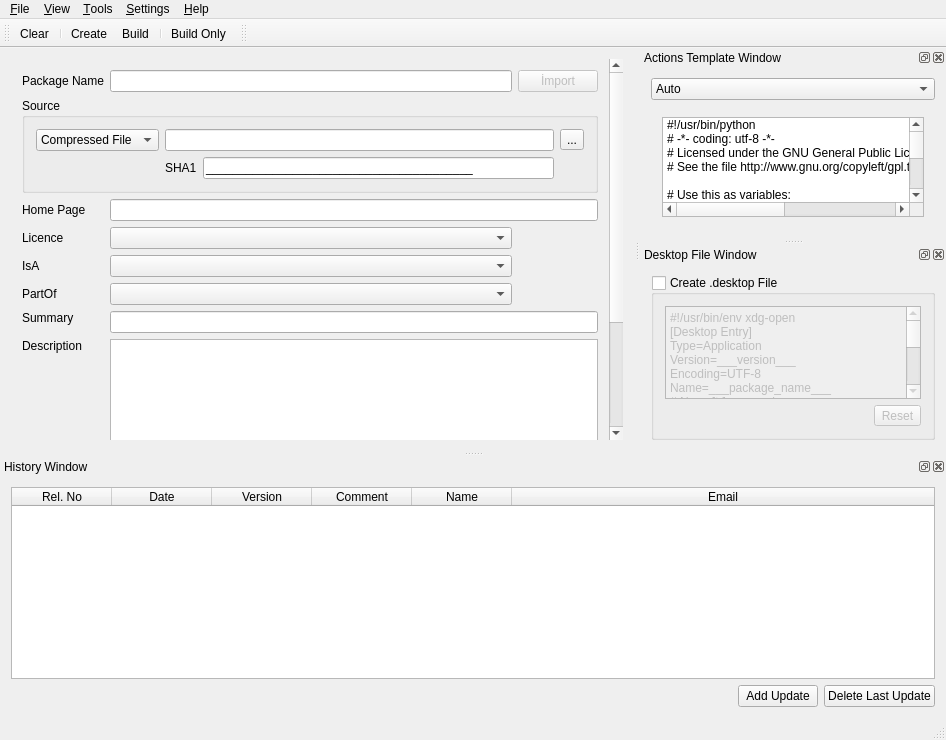
Qt form mainwindow.ui (huseyinkozan/PiSiDo) before a commit.
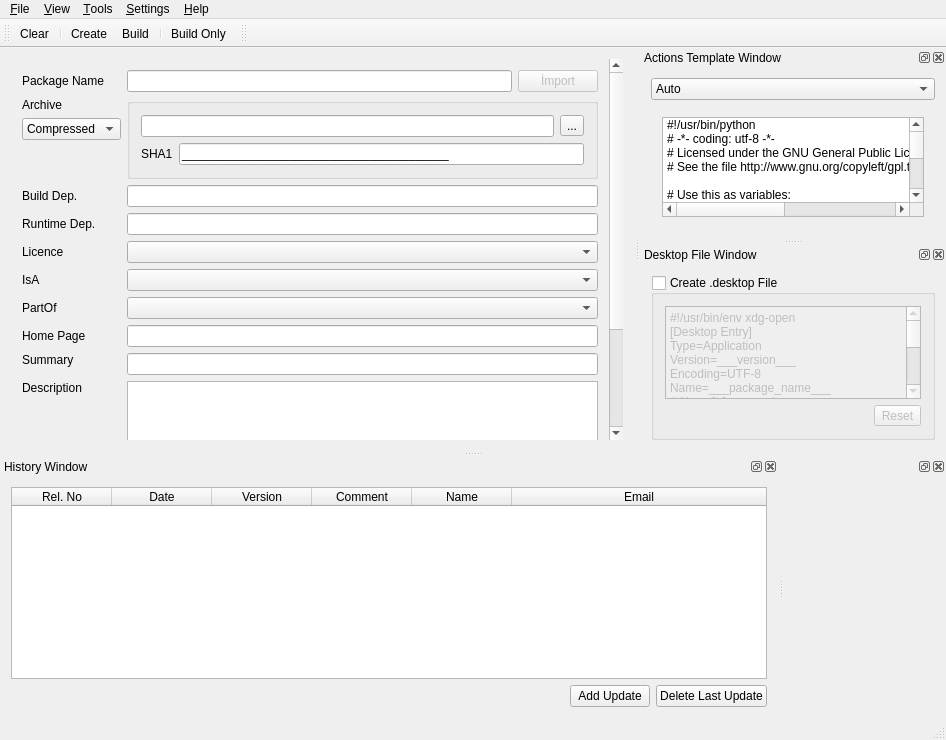
The same form after that commit. Custom widgets are drawn as their Qt base class.

Patch:
```diff
--- a/mainwindow.ui
+++ b/mainwindow.ui
@@ -14,7 +14,7 @@
    <string>PiSiDo</string>
   </property>
   <widget class="QWidget" name="centralWidget">
-   <layout class="QVBoxLayout" name="verticalLayout">
+   <layout class="QHBoxLayout" name="horizontalLayout">
     <item>
      <widget class="QScrollArea" name="scrollArea">
       <property name="frameShape">
@@ -35,18 +35,140 @@
          <x>0</x>
          <y>0</y>
          <width>615</width>
-         <height>544</height>
+         <height>532</height>
         </rect>
        </property>
        <layout class="QGridLayout" name="gridLayout">
-        <item row="3" column="0">
+        <item row="0" column="1">
+         <layout class="QHBoxLayout" name="horizontalLayout_5">
+          <item>
+           <widget class="QLineEdit" name="le_package_name">
+            <property name="toolTip">
+             <string>Package name.</string>
+            </property>
+            <property name="statusTip">
+             <string>Package name.</string>
+            </property>
+           </widget>
+          </item>
+          <item>
+           <widget class="QPushButton" name="pb_import_package">
+            <property name="enabled">
+             <bool>false</bool>
+            </property>
+            <property name="text">
+             <string>İmport</string>
+            </property>
+           </widget>
+          </item>
+         </layout>
+        </item>
+        <item row="10" column="0">
+         <widget class="QLabel" name="lbl_brief">
+          <property name="text">
+           <string>Summary</string>
+          </property>
+          <property name="alignment">
+           <set>Qt::AlignLeading|Qt::AlignLeft|Qt::AlignTop</set>
+          </property>
+          <property name="wordWrap">
+           <bool>true</bool>
+          </property>
+         </widget>
+        </item>
+        <item row="10" column="1">
+         <widget class="QLineEdit" name="le_summary">
+          <property name="toolTip">
+           <string>Shows a brief description on the installer list.</string>
+          </property>
+          <property name="statusTip">
+           <string>Shows a brief description on the installer list.</string>
+          </property>
+         </widget>
+        </item>
+        <item row="11" column="0">
+         <widget class="QLabel" name="lbl_detailed">
+          <property name="text">
+           <string>Description</string>
+          </property>
+          <property name="alignment">
+           <set>Qt::AlignLeading|Qt::AlignLeft|Qt::AlignTop</set>
+          </property>
+          <property name="wordWrap">
+           <bool>true</bool>
+          </property>
+         </widget>
+        </item>
+        <item row="11" column="1">
+         <widget class="QTextEdit" name="te_description">
+          <property name="toolTip">
+           <string>Shows after open detailed description. Should be continuous of the brief.</string>
+          </property>
+          <property name="statusTip">
+           <string>Shows after open detailed description. Should be continuous of the brief.</string>
+          </property>
+         </widget>
+        </item>
+        <item row="0" column="0">
+         <widget class="QLabel" name="lbl_package_name">
+          <property name="text">
+           <string>Package Name</string>
+          </property>
+         </widget>
+        </item>
+        <item row="1" column="1" rowspan="3">
+         <widget class="QGroupBox" name="gb_src">
+          <property name="title">
+           <string/>
+          </property>
+          <layout class="QVBoxLayout" name="verticalLayout">
+           <item>
+            <layout class="QHBoxLayout" name="horizontalLayout_3">
+             <item>
+              <widget class="QLineEdit" name="le_source">
+               <property name="readOnly">
+                <bool>true</bool>
+               </property>
+              </widget>
+             </item>
+             <item>
+              <widget class="QToolButton" name="tb_source">
+               <property name="text">
+                <string>...</string>
+               </property>
+              </widget>
+             </item>
+            </layout>
+           </item>
+           <item>
+            <layout class="QHBoxLayout" name="horizontalLayout_4">
+             <item>
+              <widget class="QLabel" name="lbl_source_sha1">
+               <property name="text">
+                <string>SHA1</string>
+               </property>
+              </widget>
+             </item>
+             <item>
+              <widget class="QLineEdit" name="le_source_sha1">
+               <property name="inputMask">
+                <string>HHHHHHHHHHHHHHHHHHHHHHHHHHHHHHHHHHHHHHHH;_</string>
+               </property>
+              </widget>
+             </item>
+            </layout>
+           </item>
+          </layout>
+         </widget>
+        </item>
+        <item row="9" column="0">
          <widget class="QLabel" name="lbl_src_home_page">
           <property name="text">
            <string>Home Page</string>
           </property>
          </widget>
         </item>
-        <item row="3" column="1" colspan="2">
+        <item row="9" column="1">
          <widget class="QLineEdit" name="le_homepage">
           <property name="toolTip">
            <string>Package web site.</string>
@@ -56,6 +178,56 @@
           </property>
          </widget>
         </item>
+        <item row="4" column="0">
+         <widget class="QLabel" name="lbl_build_dependency">
+          <property name="text">
+           <string>Build Dep.</string>
+          </property>
+         </widget>
+        </item>
+        <item row="4" column="1">
+         <widget class="QLineEdit" name="le_build_dependency">
+          <property name="toolTip">
+           <string>&lt;!DOCTYPE HTML PUBLIC &quot;-//W3C//DTD HTML 4.0//EN&quot; &quot;http://www.w3.org/TR/REC-html40/strict.dtd&quot;&gt;
+&lt;html&gt;&lt;head&gt;&lt;meta name=&quot;qrichtext&quot; content=&quot;1&quot; /&gt;&lt;style type=&quot;text/css&quot;&gt;
+p, li { white-space: pre-wrap; }
+&lt;/style&gt;&lt;/head&gt;&lt;body style=&quot; font-family:'Sans Serif'; font-size:9pt; font-weight:400; font-style:normal;&quot;&gt;
+&lt;p style=&quot; margin-top:0px; margin-bottom:0px; margin-left:0px; margin-right:0px; -qt-block-indent:0; text-indent:0px;&quot;&gt;Comma seperated package names:&lt;/p&gt;
+&lt;p style=&quot; margin-top:0px; margin-bottom:0px; margin-left:0px; margin-right:0px; -qt-block-indent:0; text-indent:0px;&quot;&gt;Qt Version From 4.6.0 And Gtk Version To 2.4 : &lt;span style=&quot; font-weight:600;&quot;&gt;qt&amp;gt;4.6.0, gtk&amp;lt;2.4&lt;/span&gt;&lt;/p&gt;
+&lt;p style=&quot; margin-top:0px; margin-bottom:0px; margin-left:0px; margin-right:0px; -qt-block-indent:0; text-indent:0px;&quot;&gt;Qt Version 4.6.0 : &lt;span style=&quot; font-weight:600;&quot;&gt;qt=4.6.0&lt;/span&gt;&lt;/p&gt;&lt;/body&gt;&lt;/html&gt;</string>
+          </property>
+          <property name="statusTip">
+           <string>Comma seperated package names.</string>
+          </property>
+         </widget>
+        </item>
+        <item row="5" column="0">
+         <widget class="QLabel" name="lbl_runtime_dependency">
+          <property name="text">
+           <string>Runtime Dep.</string>
+          </property>
+         </widget>
+        </item>
+        <item row="5" column="1">
+         <widget class="QLineEdit" name="le_runtime_dependency">
+          <property name="toolTip">
+           <string>Comma seperated package names.</string>
+          </property>
+          <property name="statusTip">
+           <string>Comma seperated package names.</string>
+          </property>
+         </widget>
+        </item>
+        <item row="1" column="0">
+         <widget class="QLabel" name="label">
+          <property name="text">
+           <string>Archive</string>
+          </property>
+          <property name="alignment">
+           <set>Qt::AlignLeading|Qt::AlignLeft|Qt::AlignTop</set>
+          </property>
+         </widget>
+        </item>
         <item row="6" column="0">
          <widget class="QLabel" name="lbl_licence">
           <property name="text">
@@ -93,178 +265,37 @@
         <item row="8" column="1">
          <widget class="QComboBox" name="combo_part_of"/>
         </item>
-        <item row="9" column="0">
-         <widget class="QLabel" name="lbl_brief">
-          <property name="text">
-           <string>Summary</string>
-          </property>
-          <property name="alignment">
-           <set>Qt::AlignLeading|Qt::AlignLeft|Qt::AlignTop</set>
-          </property>
-          <property name="wordWrap">
-           <bool>true</bool>
-          </property>
+        <item row="2" column="0">
+         <widget class="QComboBox" name="combo_source">
+          <item>
+           <property name="text">
+            <string>Compressed</string>
+           </property>
+          </item>
+          <item>
+           <property name="text">
+            <string>Folder</string>
+           </property>
+          </item>
+          <item>
+           <property name="text">
+            <string>Url</string>
+           </property>
+          </item>
          </widget>
         </item>
-        <item row="9" column="1" colspan="2">
-         <widget class="QLineEdit" name="le_summary">
-          <property name="toolTip">
-           <string>Shows a brief description on the installer list.</string>
+        <item row="3" column="0">
+         <spacer name="verticalSpacer">
+          <property name="orientation">
+           <enum>Qt::Vertical</enum>
           </property>
-          <property name="statusTip">
-           <string>Shows a brief description on the installer list.</string>
+          <property name="sizeHint" stdset="0">
+           <size>
+            <width>5</width>
+            <height>5</height>
+           </size>
           </property>
-         </widget>
-        </item>
-        <item row="10" column="0">
-         <widget class="QLabel" name="lbl_detailed">
-          <property name="text">
-           <string>Description</string>
-          </property>
-          <property name="alignment">
-           <set>Qt::AlignLeading|Qt::AlignLeft|Qt::AlignTop</set>
-          </property>
-          <property name="wordWrap">
-           <bool>true</bool>
-          </property>
-         </widget>
-        </item>
-        <item row="10" column="1" colspan="2">
-         <widget class="QTextEdit" name="te_description">
-          <property name="toolTip">
-           <string>Shows after open detailed description. Should be continuous of the brief.</string>
-          </property>
-          <property name="statusTip">
-           <string>Shows after open detailed description. Should be continuous of the brief.</string>
-          </property>
-         </widget>
-        </item>
-        <item row="11" column="0">
-         <widget class="QLabel" name="lbl_build_dependency">
-          <property name="text">
-           <string>Build Dep.</string>
-          </property>
-         </widget>
-        </item>
-        <item row="11" column="1" colspan="2">
-         <widget class="QLineEdit" name="le_build_dependency">
-          <property name="toolTip">
-           <string>&lt;!DOCTYPE HTML PUBLIC &quot;-//W3C//DTD HTML 4.0//EN&quot; &quot;http://www.w3.org/TR/REC-html40/strict.dtd&quot;&gt;
-&lt;html&gt;&lt;head&gt;&lt;meta name=&quot;qrichtext&quot; content=&quot;1&quot; /&gt;&lt;style type=&quot;text/css&quot;&gt;
-p, li { white-space: pre-wrap; }
-&lt;/style&gt;&lt;/head&gt;&lt;body style=&quot; font-family:'Sans Serif'; font-size:9pt; font-weight:400; font-style:normal;&quot;&gt;
-&lt;p style=&quot; margin-top:0px; margin-bottom:0px; margin-left:0px; margin-right:0px; -qt-block-indent:0; text-indent:0px;&quot;&gt;Comma seperated package names:&lt;/p&gt;
-&lt;p style=&quot; margin-top:0px; margin-bottom:0px; margin-left:0px; margin-right:0px; -qt-block-indent:0; text-indent:0px;&quot;&gt;Qt Version From 4.6.0 And Gtk Version To 2.4 : &lt;span style=&quot; font-weight:600;&quot;&gt;qt&amp;gt;4.6.0, gtk&amp;lt;2.4&lt;/span&gt;&lt;/p&gt;
-&lt;p style=&quot; margin-top:0px; margin-bottom:0px; margin-left:0px; margin-right:0px; -qt-block-indent:0; text-indent:0px;&quot;&gt;Qt Version 4.6.0 : &lt;span style=&quot; font-weight:600;&quot;&gt;qt=4.6.0&lt;/span&gt;&lt;/p&gt;&lt;/body&gt;&lt;/html&gt;</string>
-          </property>
-          <property name="statusTip">
-           <string>Comma seperated package names.</string>
-          </property>
-         </widget>
-        </item>
-        <item row="12" column="0">
-         <widget class="QLabel" name="lbl_runtime_dependency">
-          <property name="text">
-           <string>Runtime Dep.</string>
-          </property>
-         </widget>
-        </item>
-        <item row="12" column="1" colspan="2">
-         <widget class="QLineEdit" name="le_runtime_dependency">
-          <property name="toolTip">
-           <string>Comma seperated package names.</string>
-          </property>
-          <property name="statusTip">
-           <string>Comma seperated package names.</string>
-          </property>
-         </widget>
-        </item>
-        <item row="1" column="0">
-         <widget class="QLabel" name="lbl_package_name">
-          <property name="text">
-           <string>Package Name</string>
-          </property>
-         </widget>
-        </item>
-        <item row="1" column="1">
-         <widget class="QLineEdit" name="le_package_name">
-          <property name="toolTip">
-           <string>Package name.</string>
-          </property>
-          <property name="statusTip">
-           <string>Package name.</string>
-          </property>
-         </widget>
-        </item>
-        <item row="1" column="2">
-         <widget class="QPushButton" name="pb_import_package">
-          <property name="enabled">
-           <bool>false</bool>
-          </property>
-          <property name="text">
-           <string>İmport</string>
-          </property>
-         </widget>
-        </item>
-        <item row="2" column="0" colspan="3">
-         <widget class="QGroupBox" name="gb_src">
-          <property name="title">
-           <string>Source</string>
-          </property>
-          <layout class="QGridLayout" name="gridLayout_3">
-           <item row="1" column="1">
-            <layout class="QHBoxLayout" name="horizontalLayout_4">
-             <item>
-              <widget class="QLabel" name="lbl_source_sha1">
-               <property name="text">
-                <string>SHA1</string>
-               </property>
-              </widget>
-             </item>
-             <item>
-              <widget class="QLineEdit" name="le_source_sha1">
-               <property name="inputMask">
-                <string>HHHHHHHHHHHHHHHHHHHHHHHHHHHHHHHHHHHHHHHH;_</string>
-               </property>
-              </widget>
-             </item>
-            </layout>
-           </item>
-           <item row="0" column="0">
-            <widget class="QComboBox" name="combo_source">
-             <item>
-              <property name="text">
-               <string>Compressed File</string>
-              </property>
-             </item>
-             <item>
-              <property name="text">
-               <string>Folder Path</string>
-              </property>
-             </item>
-             <item>
-              <property name="text">
-               <string>Url Address</string>
-              </property>
-             </item>
-            </widget>
-           </item>
-           <item row="0" column="1">
-            <widget class="QLineEdit" name="le_source">
-             <property name="readOnly">
-              <bool>true</bool>
-             </property>
-            </widget>
-           </item>
-           <item row="0" column="2">
-            <widget class="QToolButton" name="tb_source">
-             <property name="text">
-              <string>...</string>
-             </property>
-            </widget>
-           </item>
-          </layout>
-         </widget>
+         </spacer>
         </item>
        </layout>
       </widget>
@@ -886,6 +917,18 @@
     <bool>false</bool>
    </attribute>
   </widget>
+  <widget class="QDockWidget" name="dw_build">
+   <attribute name="dockWidgetArea">
+    <number>8</number>
+   </attribute>
+   <widget class="QWidget" name="dockWidgetContents_4">
+    <layout class="QGridLayout" name="gridLayout_2">
+     <item row="0" column="0">
+      <widget class="ConsoleWidget" name="widget" native="true"/>
+     </item>
+    </layout>
+   </widget>
+  </widget>
   <action name="actionExit">
    <property name="text">
     <string>E&amp;xit</string>
@@ -995,6 +1038,14 @@
   </action>
  </widget>
  <layoutdefault spacing="6" margin="11"/>
+ <customwidgets>
+  <customwidget>
+   <class>ConsoleWidget</class>
+   <extends>QWidget</extends>
+   <header>consolewidget.h</header>
+   <container>1</container>
+  </customwidget>
+ </customwidgets>
  <tabstops>
   <tabstop>le_source_sha1</tabstop>
   <tabstop>combo_license</tabstop>
```
Left out of the diff: 26 changed lines with no effect on the pictures.
